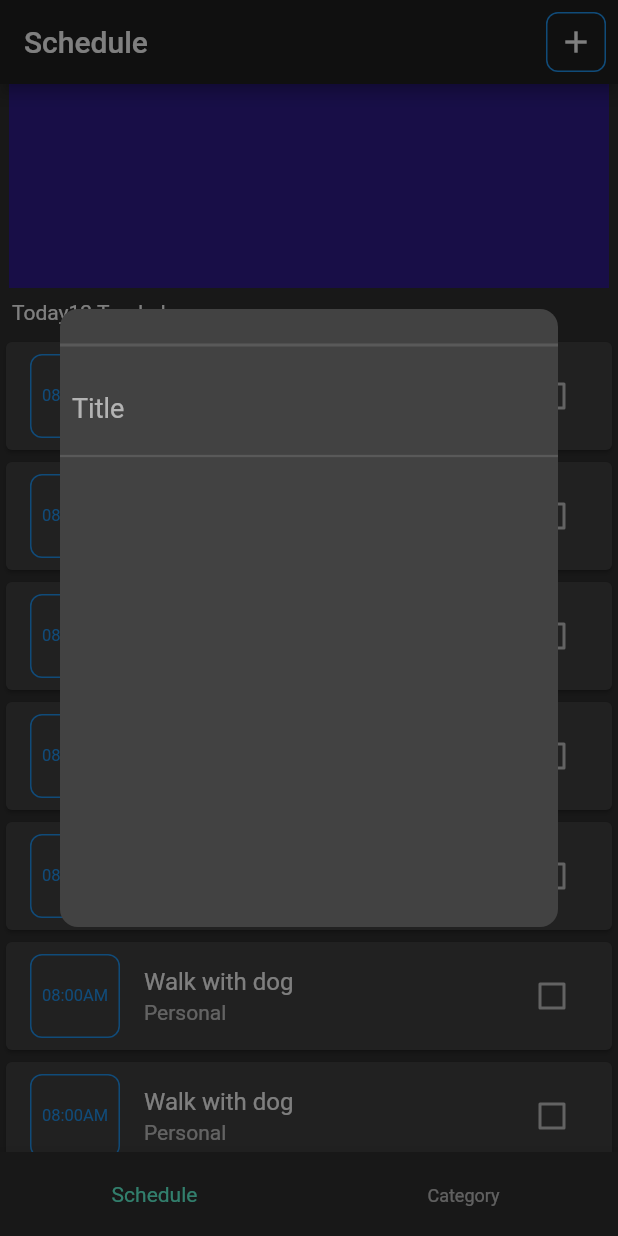
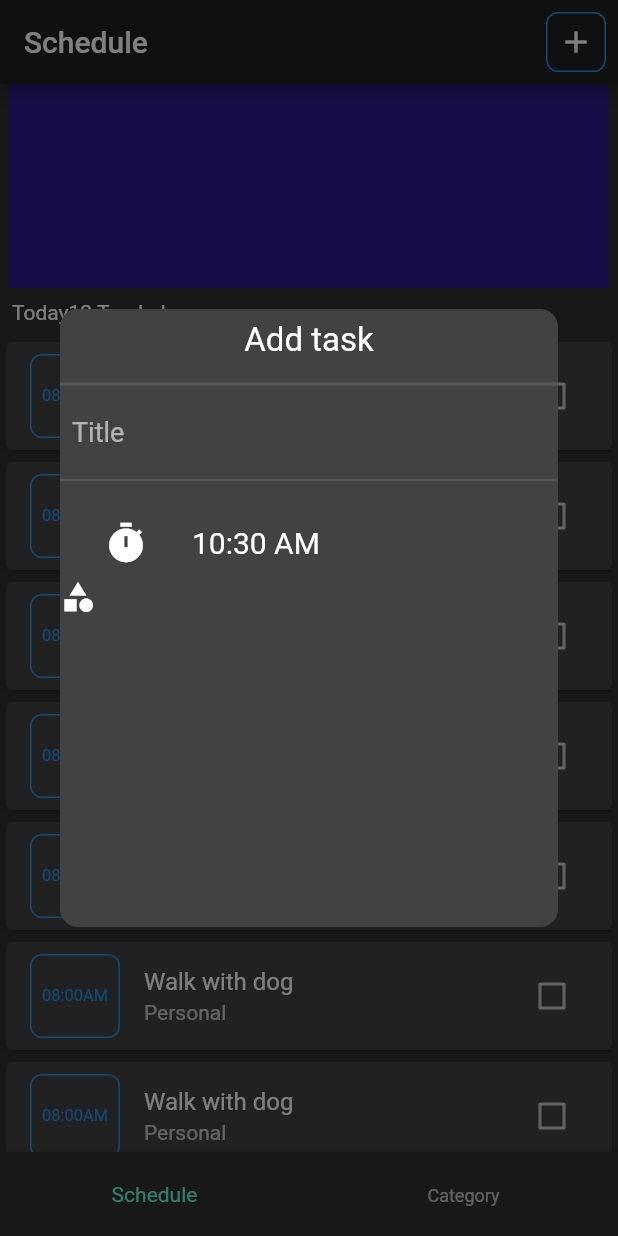
Before and after one commit to austinevick/todo-app, a Flutter app: the screen it shows after launch, after a tap on the "add" icon, on a phone screen of 412 x 824 dp. Run offline on Flutter 3.47's test engine with Material 2 defaults, Android fonts, the phone set to English and light mode, and no system bars; our stand-ins replace sqflite, table_calendar; missing offline and left inert: random_color; accounts and stored records are empty.

Commit message:
Update add_task_screen.dart

```diff
--- a/lib/screens/add_task_screen.dart
+++ b/lib/screens/add_task_screen.dart
@@ -7,7 +7,7 @@ class AddTaskScreen extends StatefulWidget {
 
 class _AddTaskScreenState extends State<AddTaskScreen> {
   final titleController = new TextEditingController();
-
+  var currentTime = TimeOfDay.now();
   @override
   Widget build(BuildContext context) {
     return Dialog(
@@ -24,16 +24,19 @@ class _AddTaskScreenState extends State<AddTaskScreen> {
             children: <Widget>[
               Padding(
                 padding: const EdgeInsets.all(8.0),
+                child: Text(
+                  'Add task',
+                  style: TextStyle(fontSize: 22),
+                ),
               ),
               Divider(
                 thickness: 2,
               ),
-              SizedBox(
-                height: 10,
-              ),
               Padding(
                 padding: const EdgeInsets.only(right: 8, left: 8),
-                child: TextField(
+                child: TextFormField(
+                  validator: (value) =>
+                      value.isEmpty ? 'Please enter a title' : null,
                   cursorWidth: 1.5,
                   textCapitalization: TextCapitalization.sentences,
                   textInputAction: TextInputAction.next,
@@ -52,6 +55,32 @@ class _AddTaskScreenState extends State<AddTaskScreen> {
               ),
               SizedBox(
                 height: 10,
+              ),
+              Row(
+                // mainAxisAlignment: MainAxisAlignment.spaceAround,
+                children: [
+                  FlatButton(
+                      onPressed: () async {
+                        var time = await showTimePicker(
+                          context: context,
+                          initialTime: TimeOfDay.now(),
+                        );
+                        if (time != null) {
+                          setState(() => currentTime = time);
+                        }
+                      },
+                      child: Icon(
+                        Icons.timer,
+                        size: 30,
+                      )),
+                  Text(
+                    '${currentTime.format(context)}',
+                    style: TextStyle(fontSize: 20),
+                  ),
+                ],
+              ),
+              Row(
+                children: [Icon(Icons.category)],
               ),
               ButtonBar(
                 buttonHeight: 45,
@@ -82,5 +111,5 @@ void openCustomDialog({BuildContext context, Widget child}) {
       barrierDismissible: true,
       barrierLabel: '',
       context: context,
-      pageBuilder: (context, animation1, animation2) {});
+      pageBuilder: (context, animation1, animation2) => null);
 }
```
